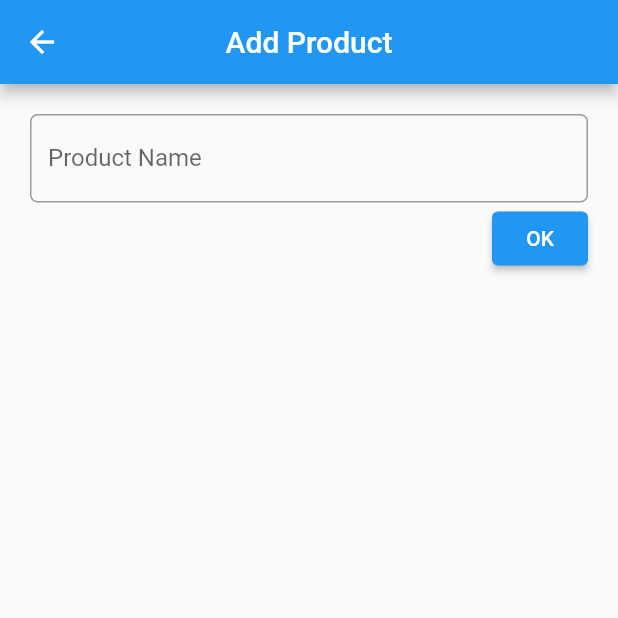
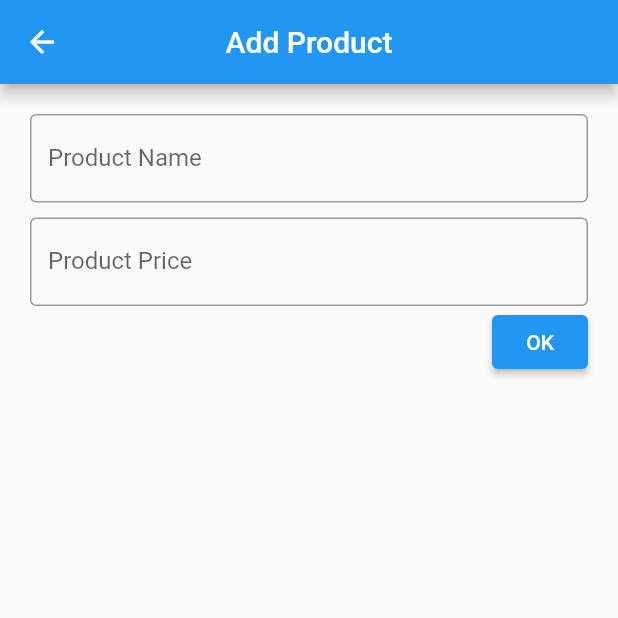
Before and after one commit to asepscareer/getx_firebase_integration, a Flutter app: the screen it shows after launch, after a tap on the "add" icon, on a phone screen of 412 x 824 dp, the top half of it. Run offline on Flutter 3.47's test engine with Material 2 defaults, Android fonts, the phone set to English and light mode, and no system bars; our stand-ins replace get; network calls fail.

Commit message:
rearrange code

```diff
--- a/assets/models/product.json
+++ b/assets/models/product.json
@@ -1,6 +1,5 @@
 {
     "id" : 1,
     "name" : "Vivo z1 pro",
-    "price": 4500.00,
-    "releaseDate": "2019"
+    "price": 4500.00
 }
--- /dev/null
+++ b/lib/app/data/models/product_model.dart
@@ -0,0 +1,23 @@
+class Product {
+  final String id;
+  final String name;
+  final double price;
+
+  Product({required this.id, required this.name, required this.price});
+
+  factory Product.fromJson(String id, Map<String, dynamic> json) {
+    return Product(
+      id: id,
+      name: json['name'] ?? '',
+      price: (json['price'] ?? 0.0).toDouble(),
+    );
+  }
+
+  Map<String, dynamic> toJson() {
+    final data = <String, dynamic>{};
+    data['id'] = id;
+    data['name'] = name;
+    data['price'] = price;
+    return data;
+  }
+}
--- /dev/null
+++ b/lib/app/data/providers/product_provider.dart
@@ -0,0 +1,31 @@
+import 'package:get/get.dart';
+
+class ProductProvider extends GetConnect {
+  final String _url = "https://getx-flutter-15e48-default-rtdb.firebaseio.com/";
+
+  Future<Map<String, dynamic>> getProduct() async {
+    var response = await get("$_url/products.json");
+    return response.body;
+  }
+
+  Future<dynamic> addProduct(String name, double price) async {
+    final response = await post("$_url" 'products.json', {
+      "name": name,
+      "price": price,
+    });
+    return response.body;
+  }
+
+  Future<void> editProduct(String id, String name, double price) async {
+    await patch(
+      "$_url" 'products/$id.json',
+      {
+        "name": name,
+        "price": price,
+      },
+    );
+  }
+
+  Future<void> deleteProduct(String id) async =>
+      await delete("$_url" 'products/$id.json');
+}
--- a/lib/app/modules/add_product/controllers/add_product_controller.dart
+++ b/lib/app/modules/add_product/controllers/add_product_controller.dart
@@ -1,23 +1,43 @@
+import 'package:flutter/material.dart';
 import 'package:get/get.dart';
 
+import '../../../data/models/product_model.dart';
+import '../../../data/providers/product_provider.dart';
+import '../../../widgets/dialog_err.dart';
+
 class AddProductController extends GetxController {
-  //TODO: Implement AddProductController
+  late TextEditingController name, price;
+  RxList<Product> products = List<Product>.empty().obs;
 
-  final count = 0.obs;
   @override
   void onInit() {
     super.onInit();
-  }
-
-  @override
-  void onReady() {
-    super.onReady();
+    name = TextEditingController();
+    price = TextEditingController();
   }
 
   @override
   void onClose() {
-    super.onClose();
+    super.dispose();
+    name.dispose();
+    price.dispose();
   }
 
-  void increment() => count.value++;
+  void add(String name, String prc) {
+    if (name != '' && prc != '') {
+      double price = double.parse(prc);
+
+      ProductProvider().addProduct(name, price).then((response) {
+        final data = Product(
+          id: response["name"],
+          name: name,
+          price: price,
+        );
+        products.add(data);
+        Get.back();
+      });
+    } else {
+      dialogError("Semua input harus terisi");
+    }
+  }
 }
--- a/lib/app/modules/add_product/views/add_product_view.dart
+++ b/lib/app/modules/add_product/views/add_product_view.dart
@@ -6,6 +6,7 @@ import '../controllers/add_product_controller.dart';
 
 class AddProductView extends GetView<AddProductController> {
   const AddProductView({Key? key}) : super(key: key);
+
   @override
   Widget build(BuildContext context) {
     return Scaffold(
@@ -15,23 +16,34 @@ class AddProductView extends GetView<AddProductController> {
       ),
       body: Padding(
         padding: const EdgeInsets.all(20.0),
-        child: Column(
+        child: ListView(
           children: [
-            TextFormField(
-              onTap: () {},
+            TextField(
               autocorrect: false,
-              decoration: InputDecoration(
-                hintText: "Product Name",
-                label: const Text("Product Name"),
-                border: OutlineInputBorder(
-                  borderRadius: BorderRadius.circular(5),
-                ),
+              controller: controller.name,
+              decoration: const InputDecoration(
+                labelText: "Product Name",
+                hintText: "Input product name here....",
+                border: OutlineInputBorder(),
+              ),
+            ),
+            const SizedBox(height: 10),
+            TextField(
+              autocorrect: false,
+              controller: controller.price,
+              decoration: const InputDecoration(
+                labelText: "Product Price",
+                hintText: "Input product price here....",
+                border: OutlineInputBorder(),
               ),
             ),
             Align(
               alignment: Alignment.centerRight,
               child: ElevatedButton(
-                onPressed: () {},
+                onPressed: () => Get.find<AddProductController>().add(
+                  controller.name.text,
+                  controller.price.text,
+                ),
                 child: const Text("OK"),
               ),
             ),
--- a/lib/app/modules/edit_product/controllers/edit_product_controller.dart
+++ b/lib/app/modules/edit_product/controllers/edit_product_controller.dart
@@ -1,23 +1,29 @@
+import 'package:flutter/material.dart';
 import 'package:get/get.dart';
 
+import '../../../data/models/product_model.dart';
+import '../../../data/providers/product_provider.dart';
+
 class EditProductController extends GetxController {
-  //TODO: Implement EditProductController
+  late TextEditingController name, price;
+  RxList<Product> products = List<Product>.empty().obs;
 
-  final count = 0.obs;
   @override
   void onInit() {
     super.onInit();
-  }
-
-  @override
-  void onReady() {
-    super.onReady();
+    name = TextEditingController();
+    price = TextEditingController();
   }
 
   @override
   void onClose() {
-    super.onClose();
+    name.dispose();
+    price.dispose();
   }
 
-  void increment() => count.value++;
+  void edit(String id, String name, String prc) {
+    double price = double.parse(prc);
+    ProductProvider().editProduct(id, name, price);
+    Get.back();
+  }
 }
--- a/lib/app/modules/home/controllers/home_controller.dart
+++ b/lib/app/modules/home/controllers/home_controller.dart
@@ -1,23 +1,35 @@
+import 'dart:async';
+
 import 'package:get/get.dart';
+import '../../../data/models/product_model.dart';
+import '../../../data/providers/product_provider.dart';
 
 class HomeController extends GetxController {
-  //TODO: Implement HomeController
-
-  final count = 0.obs;
   @override
-  void onInit() {
+  Future<void> onInit() async {
     super.onInit();
+    await fetchProducts();
   }
 
-  @override
-  void onReady() {
-    super.onReady();
+  final ProductProvider _productProvider = ProductProvider();
+  final RxList<Product> products = <Product>[].obs;
+
+  Future<List<Product>> fetchProducts() async {
+    try {
+      final Map<String, dynamic> responseData =
+          await _productProvider.getProduct();
+      final List<Product> productList = responseData.entries
+          .map((entry) => Product.fromJson(entry.key, entry.value))
+          .toList();
+      products.assignAll(productList);
+      return products;
+    } catch (e, s) {
+      s.printError();
+      return [];
+    }
   }
 
-  @override
-  void onClose() {
-    super.onClose();
+  void deleteProducts(String id) {
+    ProductProvider().deleteProduct(id);
   }
-
-  void increment() => count.value++;
 }
--- a/lib/app/modules/home/product_model.dart
+++ /dev/null
@@ -1,24 +0,0 @@
-class Product {
-  int? id;
-  String? name;
-  double? price;
-  String? releaseDate;
-
-  Product({this.id, this.name, this.price, this.releaseDate});
-
-  Product.fromJson(Map<String, dynamic> json) {
-    id = json['id'];
-    name = json['name'];
-    price = json['price'];
-    releaseDate = json['releaseDate'];
-  }
-
-  Map<String, dynamic> toJson() {
-    final data = <String, dynamic>{};
-    data['id'] = id;
-    data['name'] = name;
-    data['price'] = price;
-    data['releaseDate'] = releaseDate;
-    return data;
-  }
-}
--- a/lib/app/modules/home/views/home_view.dart
+++ b/lib/app/modules/home/views/home_view.dart
@@ -1,17 +1,21 @@
 import 'package:flutter/material.dart';
 
 import 'package:get/get.dart';
+import 'package:learn_firebase/app/data/models/product_model.dart';
 import 'package:learn_firebase/app/modules/home/views/list_product_view.dart';
-import 'package:learn_firebase/app/routes/app_pages.dart';
 
+import '../../../routes/app_pages.dart';
 import '../controllers/home_controller.dart';
+// import 'list_product_view.dart';
 
 class HomeView extends GetView<HomeController> {
   const HomeView({Key? key}) : super(key: key);
+
   @override
   Widget build(BuildContext context) {
     return Scaffold(
       appBar: AppBar(
+        automaticallyImplyLeading: true,
         title: const Text("List Products"),
         centerTitle: true,
         actions: [
@@ -23,8 +27,31 @@ class HomeView extends GetView<HomeController> {
           )
         ],
       ),
-      body: const SafeArea(
-        child: ListProductView(),
+      body: Obx(
+        () => controller.products.isEmpty
+            ? const Center(child: Text("Tidak ada produk."))
+            : SafeArea(
+                child: FutureBuilder(
+                  future: controller.fetchProducts(),
+                  builder: (context, snapshot) {
+                    if (snapshot.hasError) {
+                      return const Center(child: Text("Data gagal diambil"));
+                    } else if (!snapshot.hasData) {
+                      return const Center(
+                        child: CircularProgressIndicator(),
+                      );
+                    } else {
+                      return ListView.builder(
+                        itemCount: controller.products.length,
+                        itemBuilder: (context, index) {
+                          Product product = controller.products[index];
+                          return ListProductView(product: product);
+                        },
+                      );
+                    }
+                  },
+                ),
+              ),
       ),
     );
   }
--- a/lib/app/modules/home/views/list_product_view.dart
+++ b/lib/app/modules/home/views/list_product_view.dart
@@ -1,15 +1,15 @@
 import 'package:flutter/material.dart';
+import 'package:get/get.dart';
 
-import 'package:get/get.dart';
-import 'package:learn_firebase/app/routes/app_pages.dart';
+import '../../../routes/app_pages.dart';
+import '../controllers/home_controller.dart';
 
-class ListProductView extends GetView {
-  const ListProductView({Key? key}) : super(key: key);
+class ListProductView extends GetView<HomeController> {
+  const ListProductView({super.key, required this.product});
+  final product;
+
   @override
   Widget build(BuildContext context) {
-    return ListView.builder(
-      itemCount: 10,
-      itemBuilder: (context, index) {
     return Container(
       margin: const EdgeInsets.symmetric(vertical: 15, horizontal: 25),
       decoration: BoxDecoration(
@@ -20,23 +20,27 @@ class ListProductView extends GetView {
       ),
       child: ListTile(
         onTap: () {
-              Get.toNamed(Routes.EDIT_PRODUCT);
+          Get.toNamed(Routes.EDIT_PRODUCT, arguments: {
+            "id": product.id,
+            "name": product.name,
+            "price": product.price,
+          });
         },
         leading: const CircleAvatar(
           child: Icon(Icons.apple),
         ),
-            title: const Text(
-              "Product title - 2020",
-              style: TextStyle(fontWeight: FontWeight.bold),
+        title: Text(
+          product.name,
+          style: const TextStyle(fontWeight: FontWeight.bold),
         ),
-            subtitle: const Text("2023"),
+        subtitle: Text("Rp. ${product.price}"),
         trailing: IconButton(
-              onPressed: () {},
+          onPressed: () {
+            controller.deleteProducts(product.id);
+          },
           icon: const Icon(Icons.delete_forever),
         ),
       ),
     );
-      },
-    );
   }
 }
--- a/lib/app/routes/app_pages.dart
+++ b/lib/app/routes/app_pages.dart
@@ -12,7 +12,7 @@ part 'app_routes.dart';
 class AppPages {
   AppPages._();
 
-  static const INITIAL = Routes.HOME;
+  static const initial = Routes.HOME;
 
   static final routes = [
     GetPage(
--- a/lib/main.dart
+++ b/lib/main.dart
@@ -9,7 +9,7 @@ void main() {
     GetMaterialApp(
       debugShowCheckedModeBanner: false,
       title: "Application",
-      initialRoute: AppPages.INITIAL,
+      initialRoute: AppPages.initial,
       getPages: AppPages.routes,
     ),
   );
```
Also changed, not shown: lib/app/modules/edit_product/views/edit_product_view.dart (+21 -8 lines), lib/app/modules/home/providers/product_provider.dart (deleted, +0 -26 lines), lib/app/widgets/dialog_err.dart (added, +18 -0 lines). Lines whose indentation alone changed are shown as unchanged.
